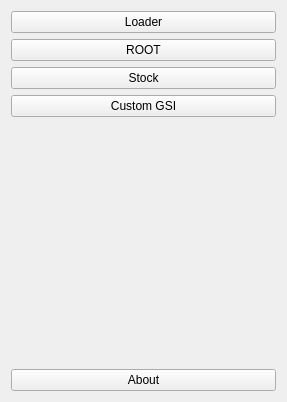
ac973k/NokiaManager, file nokiamanager.ui: the form before one commit.
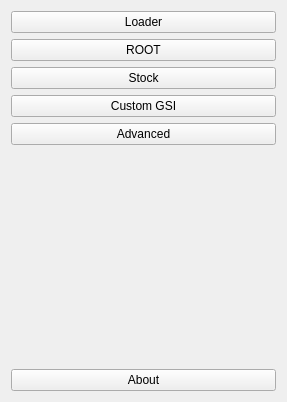
The form after the commit.

Patch:
```diff
--- a/nokiamanager.ui
+++ b/nokiamanager.ui
@@ -46,6 +46,13 @@
          </property>
         </widget>
        </item>
+       <item>
+        <widget class="QPushButton" name="btnAdvanced">
+         <property name="text">
+          <string>Advanced</string>
+         </property>
+        </widget>
+       </item>
       </layout>
      </item>
      <item>
```
